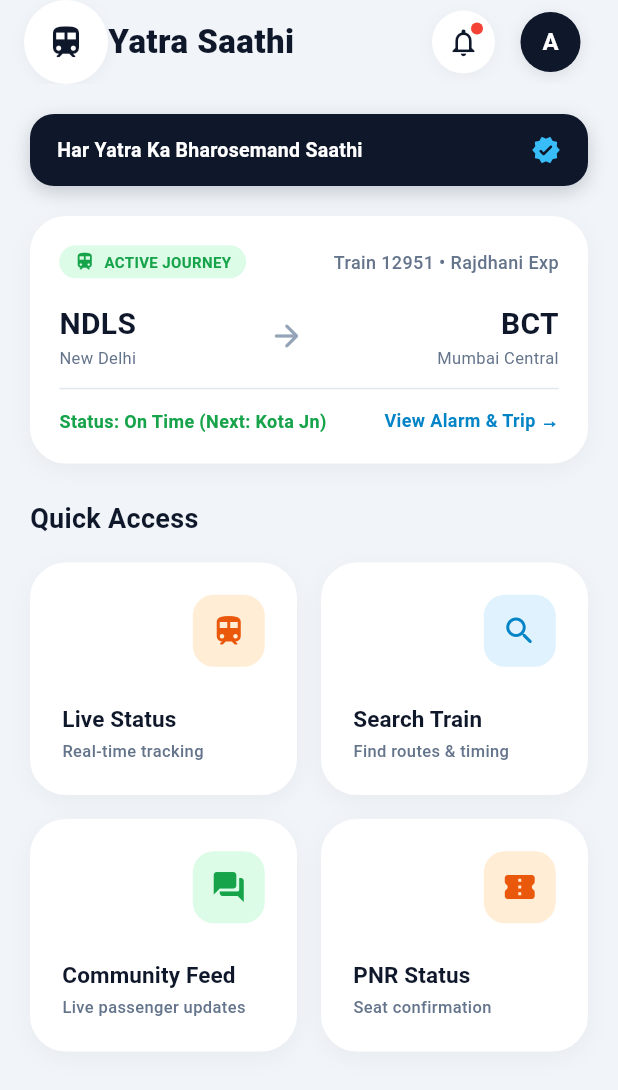
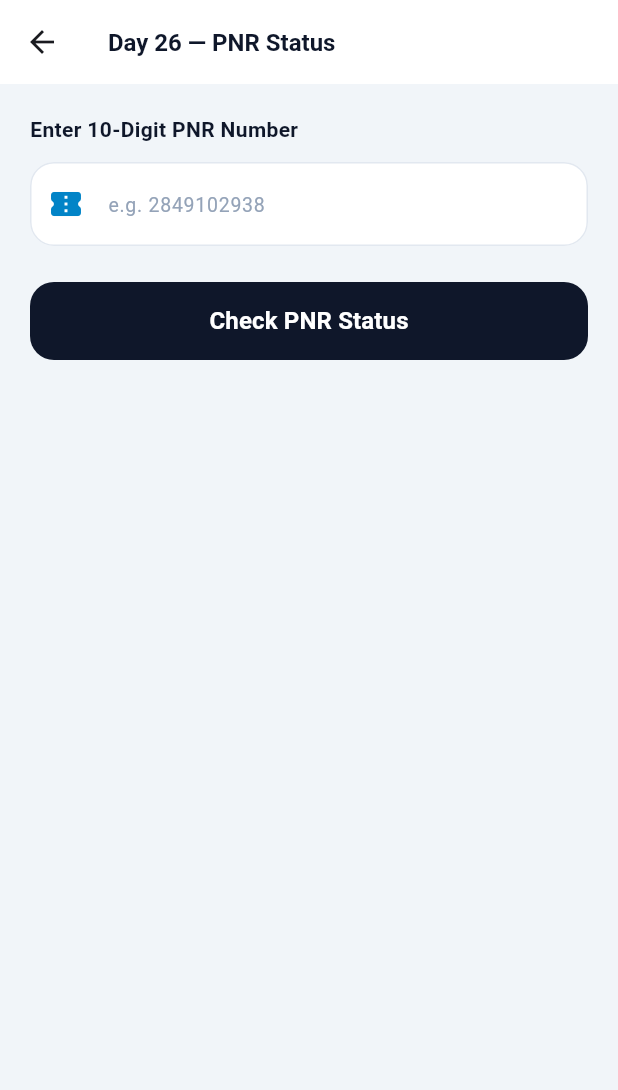
Before and after one commit to Ayus28/yatra_saathi, a Flutter app: the screen it shows after launch, after a tap on "PNR Status", on a phone screen of 412 x 824 dp. Shown: the top 1090 px of the screen. Run offline on Flutter 3.47's test engine with Material 3 defaults, Android fonts, the phone set to English and light mode, and no system bars; our stand-ins replace cloud_firestore, firebase_core, geolocator, image_picker; accounts and stored records are empty.

Commit message:
Integrate Day 26 PNR status screen into main dashboard

```diff
--- a/lib/community_screen.dart
+++ b/lib/community_screen.dart
@@ -19,6 +19,7 @@ class _CommunityScreenState extends State<CommunityScreen> {
 
     // 1. Check Rate Limit (2 minutes)
     bool canPost = await _moderationService.canUserPost(currentUserId);
+    if (!mounted) return;
     if (!canPost) {
       ScaffoldMessenger.of(context).showSnackBar(
         const SnackBar(
@@ -38,6 +39,7 @@ class _CommunityScreenState extends State<CommunityScreen> {
       'isFlagged': false,
     });
 
+    if (!mounted) return;
     _postController.clear();
     ScaffoldMessenger.of(context).showSnackBar(
       const SnackBar(content: Text('Update posted successfully!')),
@@ -154,6 +156,7 @@ class _CommunityScreenState extends State<CommunityScreen> {
                                     icon: const Icon(Icons.flag_outlined, size: 18, color: Colors.redAccent),
                                     onPressed: () async {
                                       await _moderationService.reportPost(postId);
+                                      if (!context.mounted) return;
                                       ScaffoldMessenger.of(context).showSnackBar(
                                         const SnackBar(content: Text('Post reported for moderation.')),
                                       );
--- a/lib/live_status_screen.dart
+++ b/lib/live_status_screen.dart
@@ -288,7 +288,7 @@ class _LiveStatusDetailScreenState extends State<LiveStatusDetailScreen> {
       }
 
       Position position = await Geolocator.getCurrentPosition(
-        desiredAccuracy: LocationAccuracy.high,
+        locationSettings: const LocationSettings(accuracy: LocationAccuracy.high),
       );
 
       double stationLat = 25.1478;
@@ -419,7 +419,7 @@ class _LiveStatusDetailScreenState extends State<LiveStatusDetailScreen> {
                 }
 
                 Position position = await Geolocator.getCurrentPosition(
-                  desiredAccuracy: LocationAccuracy.high,
+                  locationSettings: const LocationSettings(accuracy: LocationAccuracy.high),
                 );
 
                 double targetLat = 25.1478;
@@ -816,7 +816,7 @@ class _LiveStatusDetailScreenState extends State<LiveStatusDetailScreen> {
     }
 
     final trainName = widget.trainNumber == '12951' ? 'Rajdhani Express' : 'Superfast Express';
-    final delayStatus = '15 mins late';
+    const delayStatus = '15 mins late';
 
     final List<Map<String, dynamic>> stations = [
       {'code': 'NDLS', 'name': 'New Delhi', 'arr': '16:50', 'dep': '16:55', 'expArr': '16:50', 'expDep': '16:55', 'status': 'departed', 'delay': 'On time'},
--- a/lib/main.dart
+++ b/lib/main.dart
@@ -4,7 +4,8 @@ import 'package:firebase_core/firebase_core.dart';
 import 'firebase_options.dart';
 import 'search_screen.dart';
 import 'live_status_screen.dart';
-import 'community_screen.dart'; // Community screen import
+import 'community_screen.dart';
+import 'pnr_status_screen.dart';
 
 void main() async {
   WidgetsFlutterBinding.ensureInitialized();
@@ -423,7 +424,12 @@ class _ModernHomeScreenState extends State<ModernHomeScreen> {
                         icon: Icons.confirmation_number_rounded,
                         iconBgColor: const Color(0xFFFFEDD5),
                         iconColor: const Color(0xFFEA580C),
-                        onTap: () {},
+                        onTap: () {
+                          Navigator.push(
+                            context,
+                            MaterialPageRoute(builder: (context) => const PnrStatusScreen()),
+                          );
+                        },
                       ),
                     ),
                   ],
--- /dev/null
+++ b/lib/pnr_status_screen.dart
@@ -0,0 +1,126 @@
+import 'package:flutter/material.dart';
+import 'package:flutter/services.dart';
+
+class PnrStatusScreen extends StatefulWidget {
+  const PnrStatusScreen({super.key});
+
+  @override
+  State<PnrStatusScreen> createState() => _PnrStatusScreenState();
+}
+
+class _PnrStatusScreenState extends State<PnrStatusScreen> {
+  final _formKey = GlobalKey<FormState>();
+  final TextEditingController _pnrController = TextEditingController();
+
+  // Check Button Logic & Validation Handler
+  void _checkPnrStatus() {
+    if (_formKey.currentState!.validate()) {
+      String pnrNumber = _pnrController.text.trim();
+      ScaffoldMessenger.of(context).showSnackBar(
+        SnackBar(
+          content: Text('Fetching status for PNR: $pnrNumber'),
+          backgroundColor: const Color(0xFF0284C7),
+        ),
+      );
+      // Yahan aap Day 27-29 ke PNR results screen par navigate kar sakte hain
+    }
+  }
+
+  @override
+  Widget build(BuildContext context) {
+    return Scaffold(
+      backgroundColor: const Color(0xFFF1F5F9),
+      appBar: AppBar(
+        backgroundColor: Colors.white,
+        elevation: 0,
+        title: const Text(
+          'Day 26 — PNR Status',
+          style: TextStyle(color: Color(0xFF0F172A), fontSize: 16, fontWeight: FontWeight.bold),
+        ),
+      ),
+      body: Padding(
+        padding: const EdgeInsets.all(20.0),
+        child: Form(
+          key: _formKey,
+          child: Column(
+            crossAxisAlignment: CrossAxisAlignment.start,
+            children: [
+              const Text(
+                'Enter 10-Digit PNR Number',
+                style: TextStyle(
+                  fontSize: 14,
+                  fontWeight: FontWeight.bold,
+                  color: Color(0xFF0F172A),
+                ),
+              ),
+              const SizedBox(height: 12),
+
+              // PNR Input Field with 10-digit restriction
+              TextFormField(
+                controller: _pnrController,
+                keyboardType: TextInputType.number,
+                inputFormatters: [
+                  FilteringTextInputFormatter.digitsOnly, // Sirf numbers allow karega
+                  LengthLimitingTextInputFormatter(10),   // Maximum 10 digits limit
+                ],
+                decoration: InputDecoration(
+                  hintText: 'e.g. 2849102938',
+                  hintStyle: const TextStyle(fontSize: 13, color: Color(0xFF94A3B8)),
+                  prefixIcon: const Icon(Icons.confirmation_number_rounded, color: Color(0xFF0284C7)),
+                  filled: true,
+                  fillColor: Colors.white,
+                  border: OutlineInputBorder(
+                    borderRadius: BorderRadius.circular(16),
+                    borderSide: const BorderSide(color: Color(0xFFE2E8F0)),
+                  ),
+                  enabledBorder: OutlineInputBorder(
+                    borderRadius: BorderRadius.circular(16),
+                    borderSide: const BorderSide(color: Color(0xFFE2E8F0)),
+                  ),
+                  focusedBorder: OutlineInputBorder(
+                    borderRadius: BorderRadius.circular(16),
+                    borderSide: const BorderSide(color: Color(0xFF0284C7), width: 1.5),
+                  ),
+                ),
+                validator: (value) {
+                  if (value == null || value.isEmpty) {
+                    return 'Please enter a PNR number';
+                  }
+                  if (value.length != 10) {
+                    return 'PNR must be exactly 10 digits long';
+                  }
+                  return null;
+                },
+              ),
+              const SizedBox(height: 24),
+
+              // Check Button
+              SizedBox(
+                width: double.infinity,
+                height: 52,
+                child: ElevatedButton(
+                  style: ElevatedButton.styleFrom(
+                    backgroundColor: const Color(0xFF0F172A),
+                    shape: RoundedRectangleBorder(
+                      borderRadius: BorderRadius.circular(16),
+                    ),
+                    elevation: 0,
+                  ),
+                  onPressed: _checkPnrStatus,
+                  child: const Text(
+                    'Check PNR Status',
+                    style: TextStyle(
+                      color: Colors.white,
+                      fontSize: 16,
+                      fontWeight: FontWeight.bold,
+                    ),
+                  ),
+                ),
+              ),
+            ],
+          ),
+        ),
+      ),
+    );
+  }
+}
```
Also changed, not shown: 5 other files.
